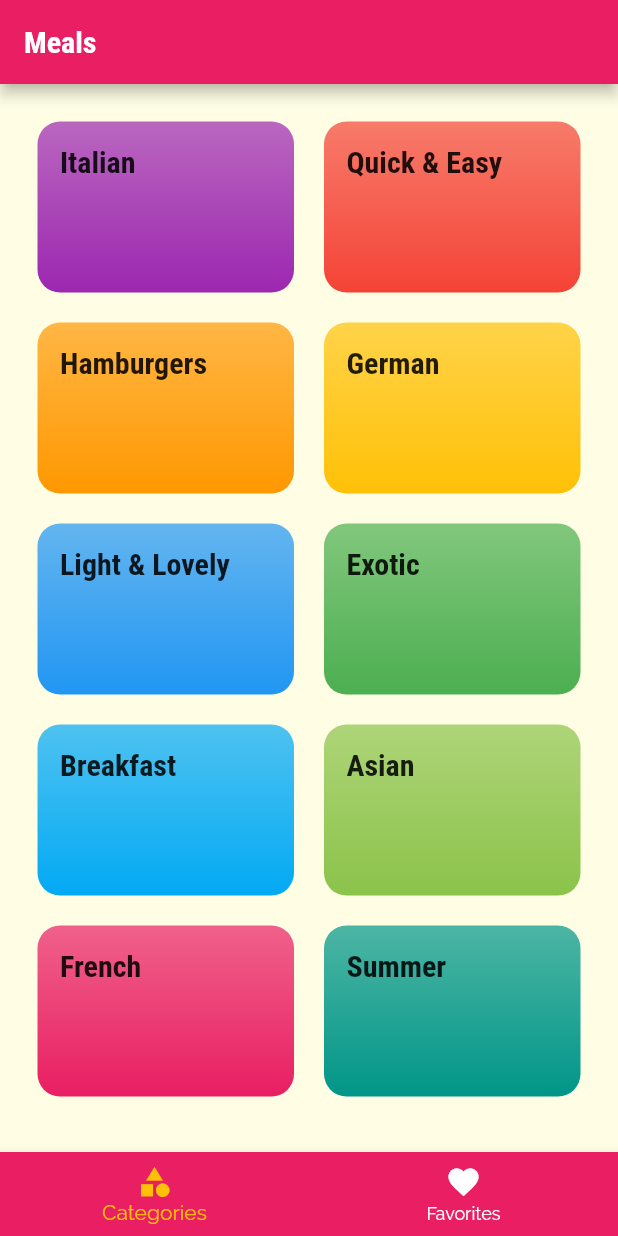
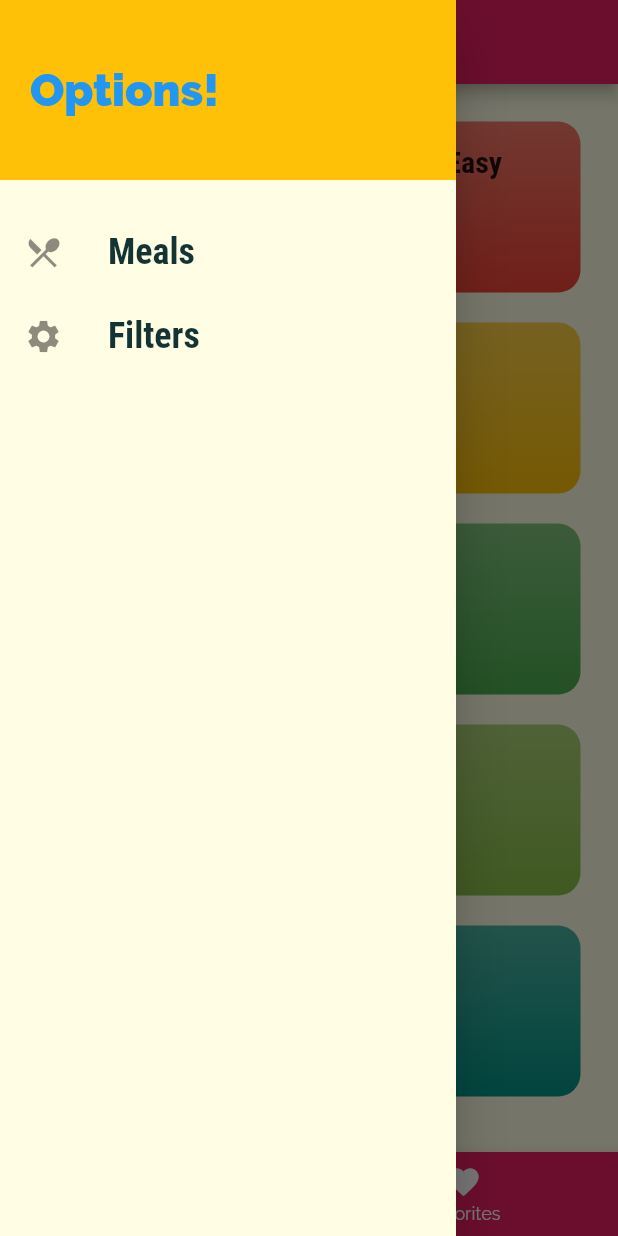
Before and after one commit to samridhav14/mealsapp, a Flutter app: the screen it shows after launch, with the side drawer open (before the commit the screen has no drawer), on a phone screen of 412 x 824 dp. Run offline on Flutter 3.47's test engine with Material 2 defaults, Android fonts, the phone set to English and light mode, and no system bars.

Commit message:
designing drawer

```diff
--- a/lib/screens/tabs_screen.dart
+++ b/lib/screens/tabs_screen.dart
@@ -1,4 +1,5 @@
 import 'package:flutter/material.dart';
+import '../widgets/main_drawer.dart';
 import '../screens/categories_screen.dart';
 import './favourites_screen.dart';
 
@@ -52,6 +53,8 @@ class _TabsScreenState extends State<TabsScreen> {
       appBar: AppBar(
         title: Text('Meals'),
       ),
+      // adding page drawer
+    drawer: MainDrawer(),
       body: _pages[_selectedPagedIndex],
       bottomNavigationBar: BottomNavigationBar(
         onTap: _selectPage,
--- /dev/null
+++ b/lib/widgets/main_drawer.dart
@@ -0,0 +1,61 @@
+import 'package:flutter/material.dart';
+
+class MainDrawer extends StatelessWidget {
+  // we are using bulder so that we do not need to copy code again
+  Widget buildListTile(String title, IconData icon) {
+    return ListTile(
+      leading: Icon(
+        icon,
+        size: 26,
+      ),
+      title: Text(
+        title,
+        style: TextStyle(
+          fontFamily: 'RobotoCondensed',
+          fontSize: 24,
+          fontWeight: FontWeight.bold,
+        ),
+      ),
+      // this will tell which screen to render
+      onTap: () {
+        // ...
+      },
+    );
+  }
+
+  @override
+  Widget build(BuildContext context) {
+    return Drawer(
+      child: Column(
+        children: <Widget>[
+          Container(
+            height: 120,
+            width: double.infinity,
+            padding: EdgeInsets.all(20),
+            alignment: Alignment.centerLeft,
+            color: Theme.of(context).colorScheme.secondary,
+            child: Text(
+              'Options!',
+              style: TextStyle(
+                  fontWeight: FontWeight.w900,
+                  fontSize: 30,
+                  color: Theme.of(context).primaryColor),
+            ),
+          ),
+          SizedBox(
+            height: 20,
+          ),
+          // calling method with title and icon type
+          buildListTile(
+            'Meals',
+            Icons.restaurant_menu,
+          ),
+          buildListTile(
+            'Filters',
+            Icons.settings,
+          ),
+        ],
+      ),
+    );
+  }
+}
```
